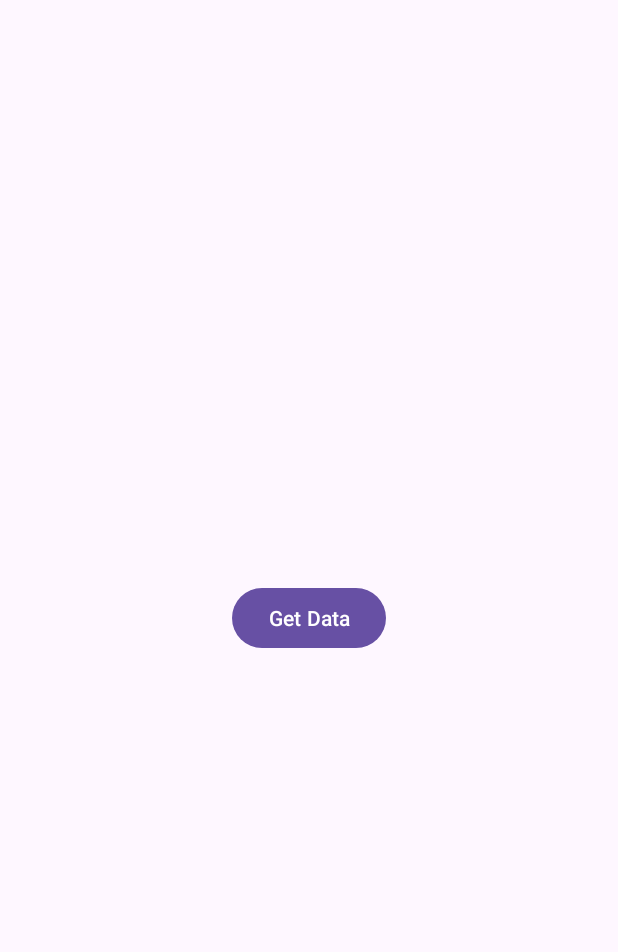
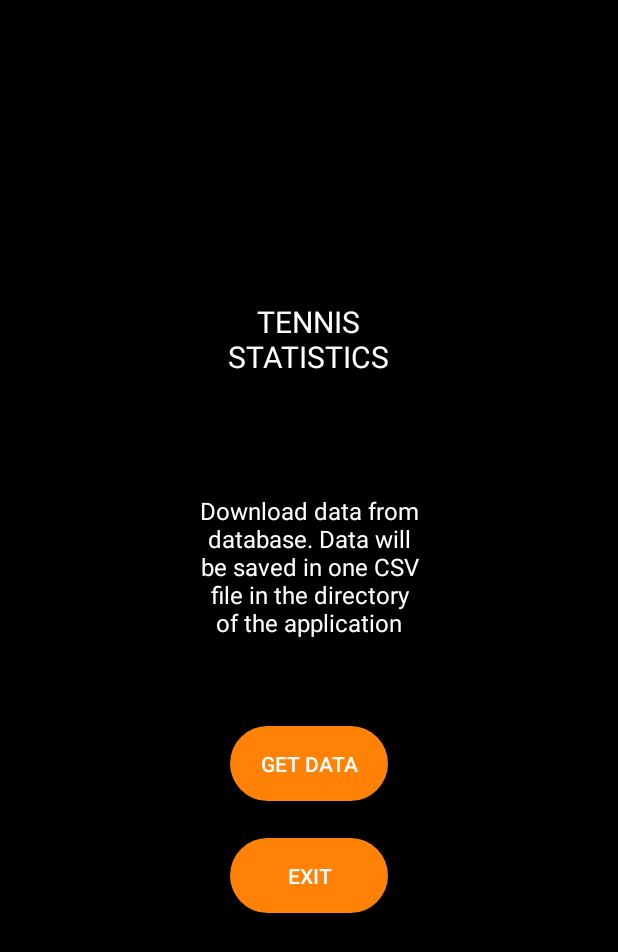
Before and after one commit to JuanBayon/csvGenerator_Tennis_Statistics, an Android app: the layout activity_main.xml on its own in the app's theme, with its tools: preview values and no code run, on a phone screen of 412 x 824 dp. Shown: the top 952 px of the screen. Run offline under Robolectric (Android 15) with nearby library versions, the phone set to English and light mode, and no system bars.

Commit message:
application styled

```diff
--- a/app/src/main/java/com/uoc/csvgenerator/MainActivity.kt
+++ b/app/src/main/java/com/uoc/csvgenerator/MainActivity.kt
@@ -12,6 +12,7 @@ import kotlinx.coroutines.launch
 
 class MainActivity : AppCompatActivity() {
     private var button: Button? = null
+    private var exit: Button? = null
     private lateinit var binding: ActivityMainBinding
     private var csvName: String = "entries.csv"
     private var successText = "Done! CSV is saved in files"
@@ -23,14 +24,15 @@ class MainActivity : AppCompatActivity() {
         setContentView(binding.root)
 
         button = findViewById(R.id.button)
-        button!!.setOnClickListener{
+        button!!.setOnClickListener {
             val firebaseData = FirebaseData()
+            firebaseData.getCSV(applicationContext, csvName)
+            Toast.makeText(this, successText, Toast.LENGTH_SHORT).show()
+        }
 
-            //MainScope().launch {
-            firebaseData.getCSV(applicationContext, csvName)
-            //}
-
-            Toast.makeText(this, successText, Toast.LENGTH_SHORT).show()
+        exit = findViewById(R.id.exit)
+        exit!!.setOnClickListener {
+            finish()
         }
 
     }
--- /dev/null
+++ b/app/src/main/res/drawable/mainbutton.xml
@@ -0,0 +1,5 @@
+<?xml version="1.0" encoding="utf-8"?>
+<shape xmlns:android="http://schemas.android.com/apk/res/android">
+    <corners  android:radius="50dp" />
+    <solid android:color="@color/orange" />
+</shape>
--- a/app/src/main/res/layout/activity_main.xml
+++ b/app/src/main/res/layout/activity_main.xml
@@ -4,16 +4,62 @@
     xmlns:tools="http://schemas.android.com/tools"
     android:layout_width="match_parent"
     android:layout_height="match_parent"
-    tools:context=".MainActivity">
+    tools:context=".MainActivity"
+    android:background="@color/black">
 
-    <Button
+    <TextView
+        android:id="@+id/text"
+        android:layout_width="149dp"
+        android:layout_height="148dp"
+        android:layout_marginBottom="32dp"
+        android:foregroundGravity="center"
+        android:gravity="center"
+        android:text="@string/text"
+        android:textColor="@color/white"
+        android:textSize="@dimen/text_size"
+        app:layout_constraintBottom_toTopOf="@+id/button"
+        app:layout_constraintEnd_toEndOf="parent"
+        app:layout_constraintStart_toStartOf="parent" />
+
+    <androidx.appcompat.widget.AppCompatButton
         android:id="@+id/button"
-        android:layout_width="wrap_content"
-        android:layout_height="wrap_content"
-        android:text="Get Data"
+        android:layout_width="@dimen/button_width"
+        android:layout_height="@dimen/button_height"
+        android:background="@drawable/mainbutton"
+        android:text="@string/get_data"
+        android:textColor="@color/white"
         app:layout_constraintBottom_toBottomOf="parent"
         app:layout_constraintEnd_toEndOf="parent"
         app:layout_constraintStart_toStartOf="parent"
-        app:layout_constraintTop_toTopOf="parent" />
+        app:layout_constraintTop_toTopOf="parent"
+        app:layout_constraintVertical_bias="0.625" />
+
+    <TextView
+        android:id="@+id/textTitle"
+        android:layout_width="152dp"
+        android:layout_height="67dp"
+        android:layout_marginBottom="44dp"
+        android:foregroundGravity="center"
+        android:gravity="center"
+        android:text="@string/title"
+        android:textColor="@color/white"
+        android:textSize="@dimen/text_title_size"
+        app:layout_constraintBottom_toTopOf="@+id/text"
+        app:layout_constraintEnd_toEndOf="parent"
+        app:layout_constraintHorizontal_bias="0.498"
+        app:layout_constraintStart_toStartOf="parent" />
+
+    <androidx.appcompat.widget.AppCompatButton
+        android:id="@+id/exit"
+        android:layout_width="@dimen/button_width"
+        android:layout_height="@dimen/button_height"
+        android:background="@drawable/mainbutton"
+        android:text="@string/exit"
+        android:textColor="@color/white"
+        app:layout_constraintBottom_toBottomOf="parent"
+        app:layout_constraintEnd_toEndOf="parent"
+        app:layout_constraintStart_toStartOf="parent"
+        app:layout_constraintTop_toTopOf="parent"
+        app:layout_constraintVertical_bias="0.722" />
 
 </androidx.constraintlayout.widget.ConstraintLayout>
--- a/app/src/main/res/values-night/themes.xml
+++ b/app/src/main/res/values-night/themes.xml
@@ -3,5 +3,7 @@
     <style name="Base.Theme.CsvGenerator" parent="Theme.Material3.DayNight.NoActionBar">
         <!-- Customize your dark theme here. -->
         <!-- <item name="colorPrimary">@color/my_dark_primary</item> -->
+        <item name="colorPrimary">@color/orange</item>
+        <item name="colorPrimaryVariant">@color/orange</item>
     </style>
 </resources>
--- a/app/src/main/res/values/colors.xml
+++ b/app/src/main/res/values/colors.xml
@@ -1,5 +1,10 @@
 <?xml version="1.0" encoding="utf-8"?>
 <resources>
+    <color name="orange">#FF8206</color>
+    <color name="text">#FFF4EA</color>
     <color name="black">#FF000000</color>
     <color name="white">#FFFFFFFF</color>
+    <color name="gray">	#5A5A5A</color>
+    <color name="lightred">#FF474C</color>
+    <color name="editTextColor">#55000000</color>
 </resources>
--- /dev/null
+++ b/app/src/main/res/values/dimens.xml
@@ -0,0 +1,7 @@
+<?xml version="1.0" encoding="utf-8"?>
+<resources>
+    <dimen name="button_width">105dp</dimen>
+    <dimen name="button_height">50dp</dimen>
+    <dimen name="text_size">16dp</dimen>
+    <dimen name="text_title_size">20dp</dimen>
+</resources>
--- a/app/src/main/res/values/strings.xml
+++ b/app/src/main/res/values/strings.xml
@@ -1,3 +1,7 @@
 <resources>
     <string name="app_name">csvGenerator</string>
+    <string name="get_data">Get Data</string>
+    <string name="exit">Exit</string>
+    <string name="text">Download data from database. Data will be saved in one CSV file in the directory of the application</string>
+    <string name="title">TENNIS STATISTICS</string>
 </resources>
--- a/app/src/main/res/values/themes.xml
+++ b/app/src/main/res/values/themes.xml
@@ -3,6 +3,8 @@
     <style name="Base.Theme.CsvGenerator" parent="Theme.Material3.DayNight.NoActionBar">
         <!-- Customize your light theme here. -->
         <!-- <item name="colorPrimary">@color/my_light_primary</item> -->
+        <item name="colorPrimary">@color/orange</item>
+        <item name="colorPrimaryVariant">@color/orange</item>
     </style>
 
     <style name="Theme.CsvGenerator" parent="Base.Theme.CsvGenerator" />
```
Also changed, not shown: 1 other file.
